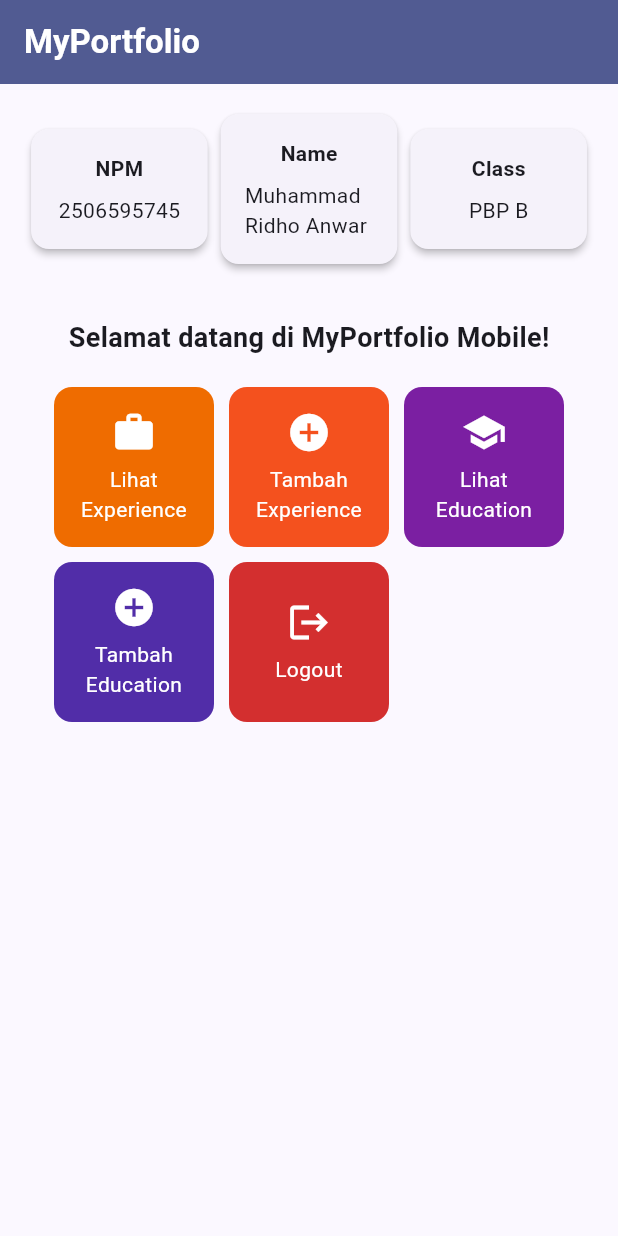
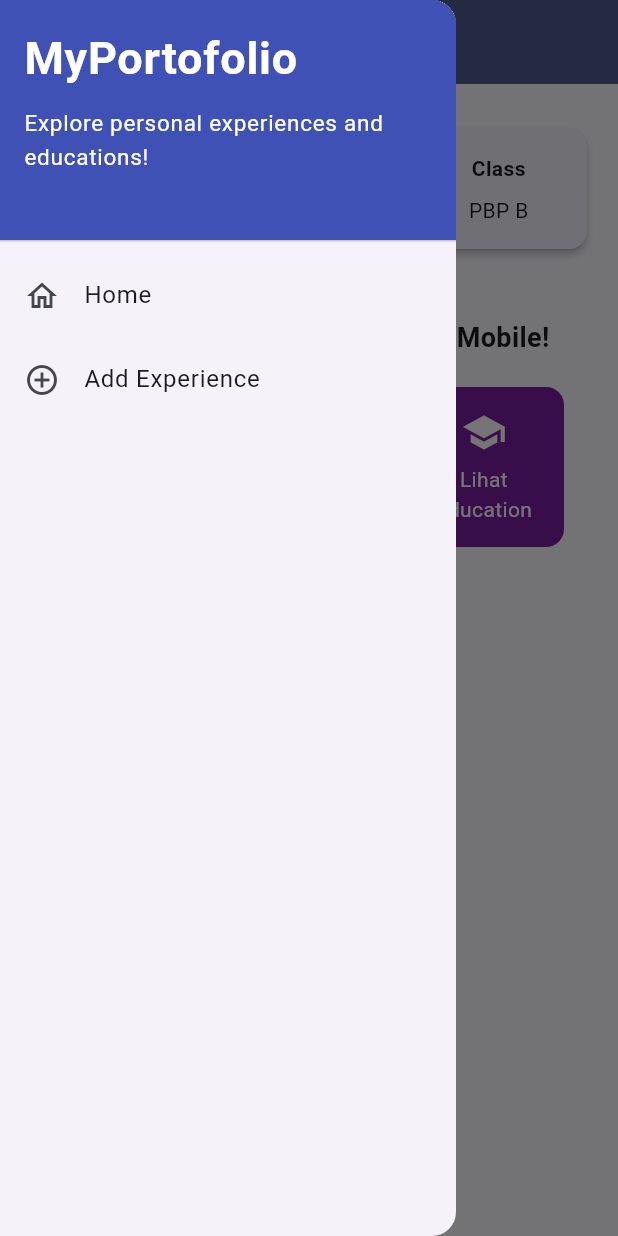
Before and after one commit to ridhoanwar24/myportofolio_mobile, a Flutter app: the screen it shows after launch, with the side drawer open (before the commit the screen has no drawer), on a phone screen of 412 x 824 dp. Run offline on Flutter 3.47's test engine with Material 3 defaults, Android fonts, the phone set to English and light mode, and no system bars; our stand-ins replace material_ui.

Commit message:
feat: tutorial 9 Mengimplementasikan navigator, layout, form, input, dan refactor kode.

```diff
--- a/lib/main.dart
+++ b/lib/main.dart
@@ -1,5 +1,5 @@
-import 'package:flutter/material.dart';
-import 'package:myportofolio_mobile/menu.dart';
+import 'package:material_ui/material_ui.dart';
+import 'package:myportofolio_mobile/screens/menu.dart';
 
 void main() {
   runApp(const MyApp());
--- a/lib/menu.dart
+++ b/lib/screens/menu.dart
@@ -1,4 +1,6 @@
-import 'package:flutter/material.dart';
+import 'package:material_ui/material_ui.dart';
+import 'package:myportofolio_mobile/widget/left_drawer.dart';
+import 'package:myportofolio_mobile/widget/experiences_card.dart';
 
 class MyHomePage extends StatelessWidget {
   MyHomePage({super.key});
@@ -29,7 +31,9 @@ class MyHomePage extends StatelessWidget {
           ),
         ),
         backgroundColor: Theme.of(context).colorScheme.primary,
+        iconTheme: const IconThemeData(color: Colors.white)
       ),
+      drawer: const LeftDrawer(),
       // Body halaman utama dengan padding di sekelilingnya.
       body: Padding(
         padding: const EdgeInsets.all(16.0),
@@ -125,51 +129,3 @@ class ItemHomepage {
 
   ItemHomepage(this.name, this.icon, this.color);
 }
-
-class ItemCard extends StatelessWidget {
-  final ItemHomepage item;
-
-  const ItemCard(this.item, {super.key});
-
-  @override
-  Widget build(BuildContext context) {
-    return Material(
-
-      // Menggunakan warna sekunder dari skema tema aplikasi.
-      color: item.color,
-      borderRadius: BorderRadius.circular(12),
-      child: InkWell(
-        // Aksi ketika kartu ditekan oleh pengguna.
-        onTap: () {
-          // Menampilkan SnackBar dengan pesan interaktif.
-          ScaffoldMessenger.of(context)
-            ..hideCurrentSnackBar()
-            ..showSnackBar(
-              SnackBar(content: Text("Kamu telah menekan tombol ${item.name}!"))
-            );
-        },
-        child: Container(
-          padding: const EdgeInsets.all(8),
-          child: Center(
-            child: Column(
-              mainAxisAlignment: MainAxisAlignment.center,
-              children: [
-                Icon(
-                  item.icon,
-                  color: Colors.white,
-                  size: 30.0,
-                ),
-                const Padding(padding: EdgeInsets.all(3)),
-                Text(
-                  item.name,
-                  textAlign: TextAlign.center,
-                  style: const TextStyle(color: Colors.white),
-                ),
-              ],
-            ),
-          ),
-        ),
-      ),
-    );
-  }
-}
--- /dev/null
+++ b/lib/widget/experiences_card.dart
@@ -0,0 +1,61 @@
+import 'package:material_ui/material_ui.dart';
+import 'package:myportofolio_mobile/screens/menu.dart';
+import 'package:myportofolio_mobile/screens/experience_form.dart';
+
+class ItemCard extends StatelessWidget {
+  final ItemHomepage item;
+
+  const ItemCard(this.item, {super.key});
+
+  @override
+  Widget build(BuildContext context) {
+    return Material(
+
+      // Menggunakan warna sekunder dari skema tema aplikasi.
+      color: item.color,
+      borderRadius: BorderRadius.circular(12),
+      child: InkWell(
+        // Aksi ketika kartu ditekan oleh pengguna.
+        onTap: () {
+          // Menampilkan SnackBar dengan pesan interaktif.
+          ScaffoldMessenger.of(context)
+            ..hideCurrentSnackBar()
+            ..showSnackBar(
+              SnackBar(content: Text("Kamu telah menekan tombol ${item.name}!"))
+            );
+
+          // Navigate ke halaman yang sesuai
+          if (item.name == "Tambah Experience") {
+            Navigator.push(
+              context,
+              MaterialPageRoute(
+                builder: (context) => ExperienceFormPage(),
+              ),
+            );
+          }
+        },
+        child: Container(
+          padding: const EdgeInsets.all(8),
+          child: Center(
+            child: Column(
+              mainAxisAlignment: MainAxisAlignment.center,
+              children: [
+                Icon(
+                  item.icon,
+                  color: Colors.white,
+                  size: 30.0,
+                ),
+                const Padding(padding: EdgeInsets.all(3)),
+                Text(
+                  item.name,
+                  textAlign: TextAlign.center,
+                  style: const TextStyle(color: Colors.white),
+                ),
+              ],
+            ),
+          ),
+        ),
+      ),
+    );
+  }
+}
--- /dev/null
+++ b/lib/widget/left_drawer.dart
@@ -0,0 +1,72 @@
+import 'package:material_ui/material_ui.dart';
+import 'package:myportofolio_mobile/screens/menu.dart';
+import 'package:myportofolio_mobile/screens/experience_form.dart';
+
+class LeftDrawer extends StatelessWidget {
+  const LeftDrawer({super.key});
+
+  @override
+  Widget build(BuildContext context) {
+    return Drawer(
+      child: ListView(
+        children: [
+          const DrawerHeader(
+            // Bagian drawer header
+            decoration: BoxDecoration(
+              color: Colors.indigo,
+            ),
+            child: Column(
+              crossAxisAlignment: CrossAxisAlignment.start,
+              children: [
+                Text(
+                  'MyPortofolio',
+                  style: TextStyle(
+                    fontSize: 30,
+                    fontWeight: FontWeight.bold,
+                    color: Colors.white,
+                  ),
+                ),
+                SizedBox(height: 10),
+                Text(
+                  'Explore personal experiences and educations!',
+                  style: TextStyle(
+                    fontSize: 15,
+                    color: Colors.white,
+                  ),
+                ),
+              ],
+            ),
+          ),
+          // Bagian routing
+          ListTile(
+            leading: const Icon(Icons.home_outlined),
+            title: const Text('Home'),
+            // Navigasi ke halaman utama portofolio
+            onTap: () {
+              Navigator.pushReplacement(
+                context,
+                MaterialPageRoute(
+                  builder: (context) => MyHomePage(),
+                ),
+              );
+            },
+          ),
+          ListTile(
+            leading: const Icon(Icons.add_circle_outline),
+            title: const Text('Add Experience'),
+            // Navigasi ke halaman tambah experience
+            onTap: () {
+              //Routing ke halaman ProjectFormPage.
+              Navigator.pushReplacement(
+                context,
+                MaterialPageRoute(
+                  builder: (context) => ExperienceFormPage(),
+                ),
+              );
+            },
+          ),
+        ],
+      ),
+    );
+  }
+}
--- a/pubspec.yaml
+++ b/pubspec.yaml
@@ -34,6 +34,7 @@ dependencies:
   # The following adds the Cupertino Icons font to your application.
   # Use with the CupertinoIcons class for iOS style icons.
   cupertino_icons: ^1.0.8
+  material_ui: ^1.11.1
 
 dev_dependencies:
   flutter_test:
```
Also changed, not shown: lib/screens/experience_form.dart (added, +185 -0 lines), pubspec.lock, 1 other file.
